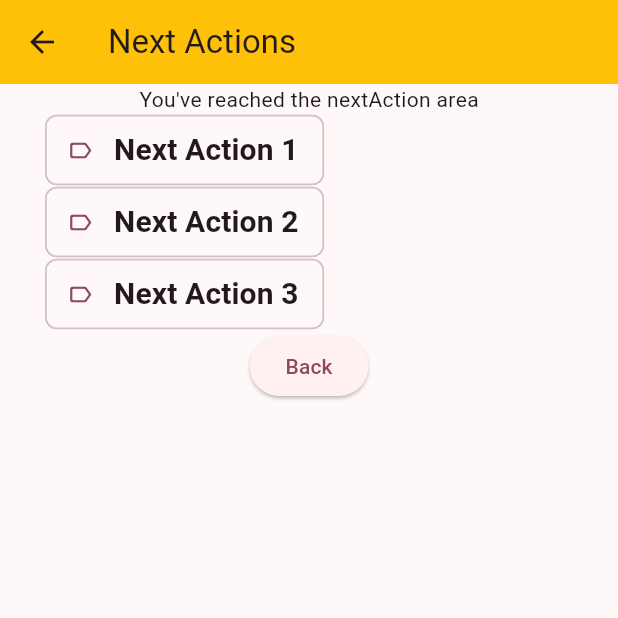
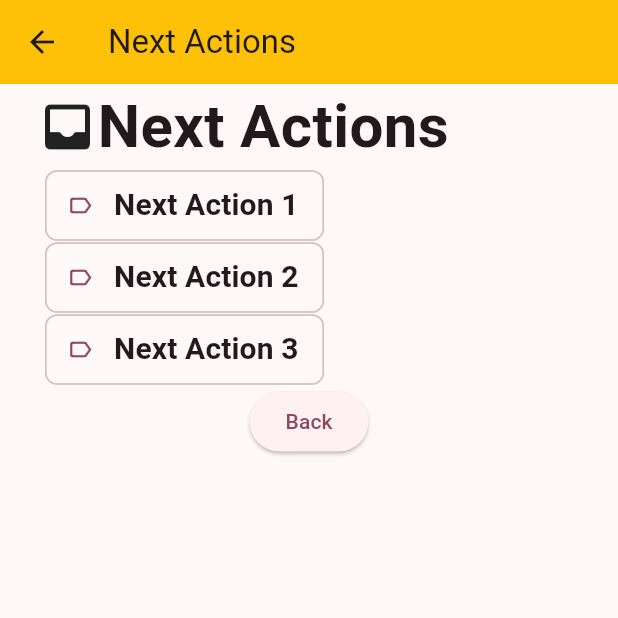
Before and after one commit to KyleBarton/task_manager, a Flutter app: the screen it shows after launch, after a tap on "Next Actions", on a phone screen of 412 x 824 dp, the top half of it. Run offline on Flutter 3.47's test engine with Material 3 defaults, Android fonts, the phone set to English and light mode, and no system bars.

Commit message:
Fill out waitingfor/next action test data. Trying to generalize nav more.

```diff
--- a/lib/main.dart
+++ b/lib/main.dart
@@ -25,6 +25,40 @@ class MyApp extends StatelessWidget {
         colorScheme: ColorScheme.fromSeed(seedColor: Colors.black),
       ),
       home: const MyHomePage(title: 'Task Management (WIP)'),
+    );
+  }
+}
+
+class TaskItemsSummaryPage extends StatefulWidget {
+  final String title;
+  final List<TaskItem> taskItems;
+  const TaskItemsSummaryPage({super.key, required this.title, required this.taskItems});
+
+  @override
+  State<StatefulWidget> createState() => _TaskItemsSummaryPageState();
+}
+
+class _TaskItemsSummaryPageState extends State<TaskItemsSummaryPage> {
+  @override
+  Widget build(BuildContext context) {
+    return Scaffold(
+      appBar: AppBar(
+        title: Text(widget.title),
+        backgroundColor: Colors.amber,
+      ),
+      body: Column(
+        children: [
+          Row(children: [
+            // TODO probably want to solve this with containers in actuality
+            SizedBox(width: 25),
+            Icon(Icons.inbox_rounded, size: 40,),
+            Text(widget.title, style: TextStyle(fontSize: 40, fontWeight: FontWeight.bold),)
+          ],),
+          ...widget.taskItems.map((item) =>
+              TaskItemAction(taskItem: item)),
+          ElevatedButton(onPressed: () => Navigator.pop(context), child: Text("Back"))
+        ],
+      ),
     );
   }
 }
@@ -76,15 +110,23 @@ class MyHomePage extends StatefulWidget {
 class _MyHomePageState extends State<MyHomePage> {
   final List<TaskItem> _inboxItems = [];
 
+  final List<TaskItem> _testNextActions = [
+    TaskItem("Next Action 1"),
+    TaskItem("Next Action 2"),
+    TaskItem("Next Action 3"),
+  ];
+  final List<TaskItem> _testWaitingFors = [
+    TaskItem("Waiting For 1"),
+    TaskItem("Waiting For 2"),
+    TaskItem("Waiting For 3"),
+  ];
+
   void _navToNextActions() {
-    Navigator.push(context, MaterialPageRoute(builder: (context) => const NextActionsPage()));
+    Navigator.push(context, MaterialPageRoute(builder: (context) => TaskItemsSummaryPage(title: "Next Actions", taskItems: _testNextActions)));
   }
 
-  Future<void> _navToInboxItem(TaskItem item) async {
-    final result = await Navigator.push(context, MaterialPageRoute(builder: (context) => TaskItemPage(inboxItem: item)));
-    if (result == true) {
-      setState(() {});
-    }
+  void _navToWaitingFors() {
+    Navigator.push(context, MaterialPageRoute(builder: (context) => TaskItemsSummaryPage(title: "Waiting For", taskItems: _testWaitingFors)));
   }
 
   void _showInboxModal() {
@@ -124,7 +166,7 @@ class _MyHomePageState extends State<MyHomePage> {
                   onPressed: _navToNextActions,
                   child: Text("Next Actions")),
               ElevatedButton(
-                  onPressed: null,
+                  onPressed: _navToWaitingFors,
                   child: Text("Waiting For")),
               ElevatedButton(
                   onPressed: null,
```
